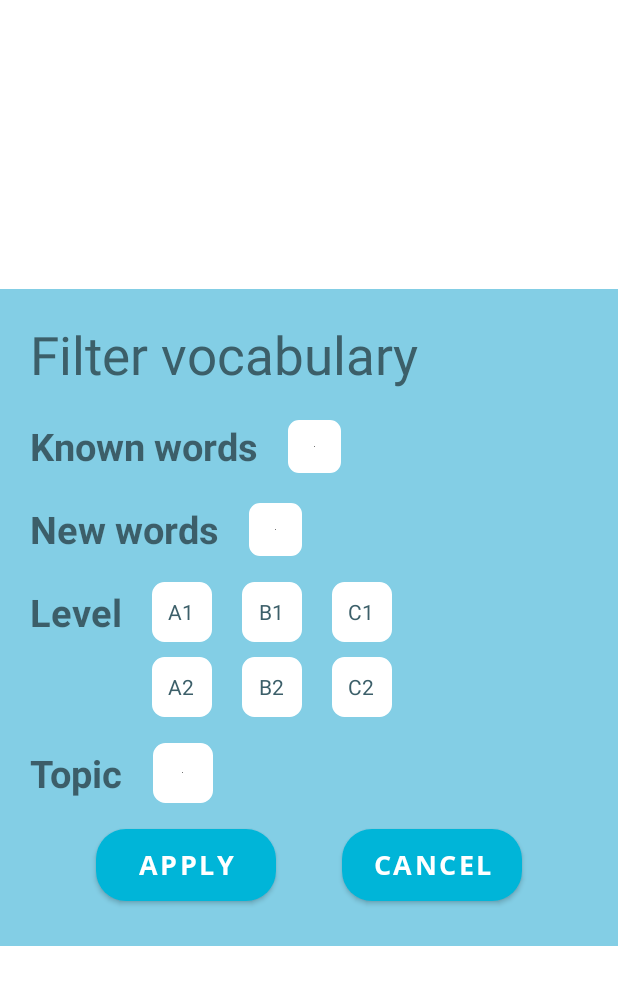
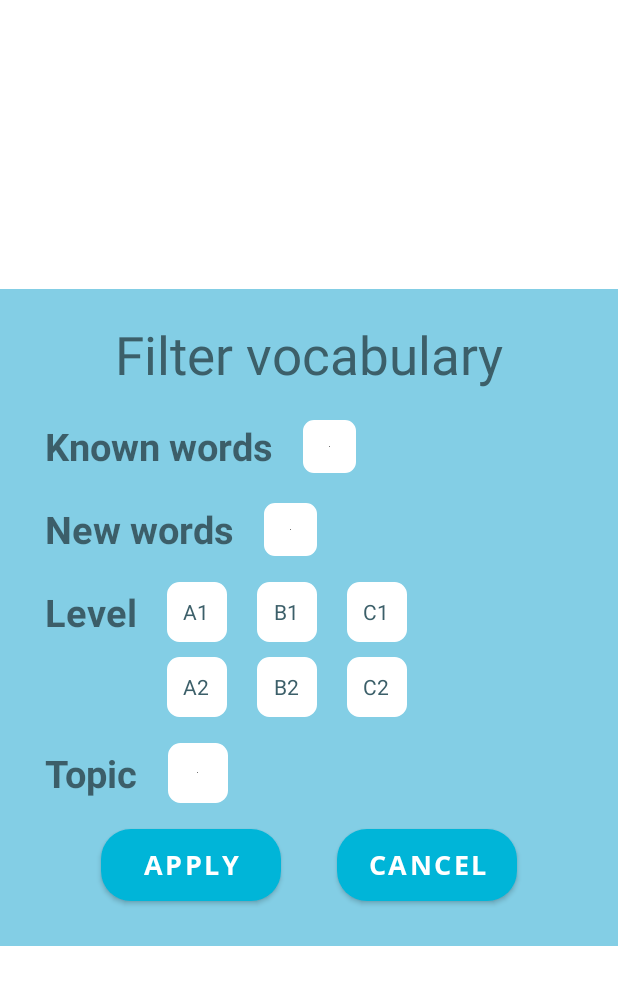
Before and after one commit to nikosiz/Sanguage, an Android app: the layout popup.xml on its own in the app's theme, with its tools: preview values and no code run, on a phone screen of 412 x 824 dp. Shown: the top 985 px of the screen. Run offline under Robolectric (Android 15) with nearby library versions, the phone set to English and light mode, and no system bars; Roboto replaces fonts that are not available here.

Commit message:
Fixed filter window

```diff
--- a/app/src/main/res/layout/flashcard.xml
+++ b/app/src/main/res/layout/flashcard.xml
@@ -16,8 +16,7 @@
         android:id="@+id/flashcard_cardView"
         android:layout_marginHorizontal="20dp"
         android:layout_marginTop="10dp"
-        android:layout_marginBottom="20dp"
-        android:background="@color/colorSecondary"
+        android:layout_marginBottom="35dp"
         android:elevation="10dp"
         app:cardCornerRadius="20dp"
         app:layout_constraintBottom_toBottomOf="parent"
--- a/app/src/main/res/layout/popup.xml
+++ b/app/src/main/res/layout/popup.xml
@@ -7,8 +7,12 @@
     android:layout_gravity="center"
     android:background="@color/backgroundColor"
     android:orientation="vertical"
-    android:paddingHorizontal="20dp"
-    android:paddingVertical="10dp">
+    android:paddingHorizontal="30dp"
+    android:paddingVertical="10dp"
+    app:layout_constraintBottom_toBottomOf="parent"
+    app:layout_constraintEnd_toEndOf="parent"
+    app:layout_constraintStart_toStartOf="parent"
+    app:layout_constraintTop_toTopOf="parent">
 
     <TextView
         android:id="@+id/filter_filter_tv"
@@ -21,6 +25,8 @@
         android:textColor="@color/commonText"
         android:textSize="35sp"
         android:transitionName="app_slogan"
+        app:layout_constraintEnd_toEndOf="parent"
+        app:layout_constraintStart_toStartOf="parent"
         app:layout_constraintTop_toTopOf="parent" />
 
     <TextView
@@ -32,6 +38,7 @@
         android:text="Known words"
         android:textSize="25sp"
         android:textStyle="bold"
+        app:layout_constraintStart_toStartOf="parent"
         app:layout_constraintTop_toBottomOf="@+id/filter_filter_tv" />
 
     <CheckBox
@@ -49,6 +56,7 @@
         android:id="@+id/filter_new_words_tv"
         android:layout_width="wrap_content"
         android:layout_height="wrap_content"
+        app:layout_constraintStart_toStartOf="parent"
         android:layout_marginVertical="20dp"
         android:text="New words"
         android:textSize="25sp"
@@ -74,6 +82,7 @@
         android:layout_height="wrap_content"
         android:layout_marginVertical="20dp"
         android:text="Level"
+        app:layout_constraintStart_toStartOf="parent"
         android:textSize="25sp"
         android:textStyle="bold"
         app:layout_constraintTop_toBottomOf="@id/filter_new_words_cb" />
@@ -176,6 +185,7 @@
         android:layout_marginVertical="20dp"
         android:layout_marginTop="20dp"
         android:text="Topic"
+        app:layout_constraintStart_toStartOf="parent"
         android:textSize="25sp"
         android:textStyle="bold"
         app:layout_constraintTop_toBottomOf="@id/filter_level_C2_cb" />
```
